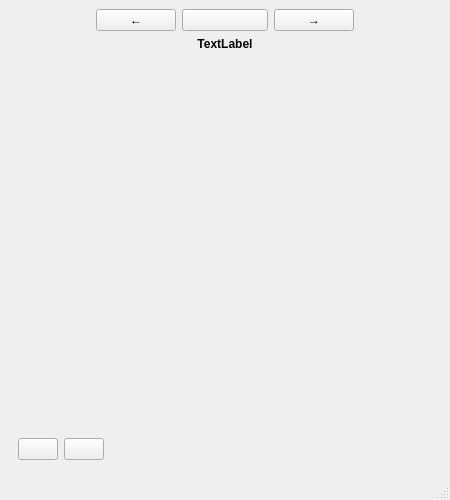
Above: mainwindow.ui from jorge-barroso/harvesttimer-qt before the change. Below: the same form after it.
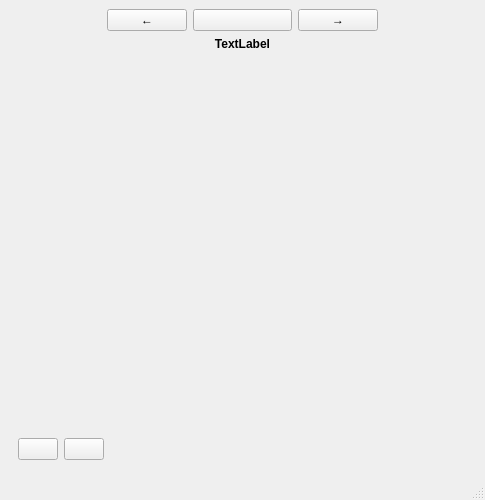
That is the form after the change. Icons and pictures are not drawn. Custom widgets are drawn as their Qt base class.

Commit message: Main window made a bit wider for longer task names

```diff
--- a/mainwindow.ui
+++ b/mainwindow.ui
@@ -6,7 +6,7 @@
    <rect>
     <x>0</x>
     <y>0</y>
-    <width>450</width>
+    <width>485</width>
     <height>500</height>
    </rect>
   </property>
@@ -75,6 +75,7 @@
        <widget class="DateLabel" name="date_label">
         <property name="font">
          <font>
+          <weight>75</weight>
           <bold>true</bold>
          </font>
         </property>
@@ -104,7 +105,7 @@
         <rect>
          <x>0</x>
          <y>0</y>
-         <width>432</width>
+         <width>468</width>
          <height>326</height>
         </rect>
        </property>
```
Left out of the diff: 2 changed lines with no effect on the pictures.
